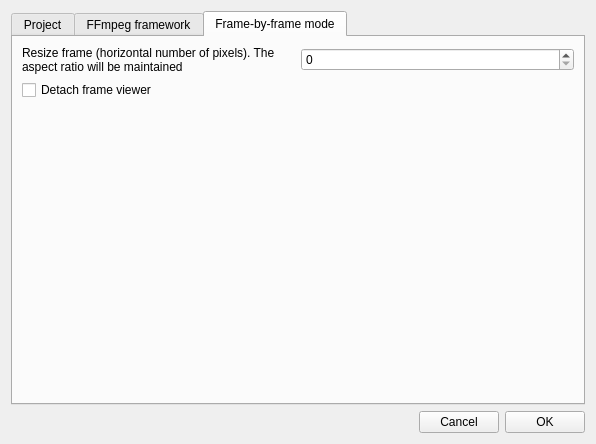
Qt form preferences.ui (olivierfriard/BORIS) before a commit.
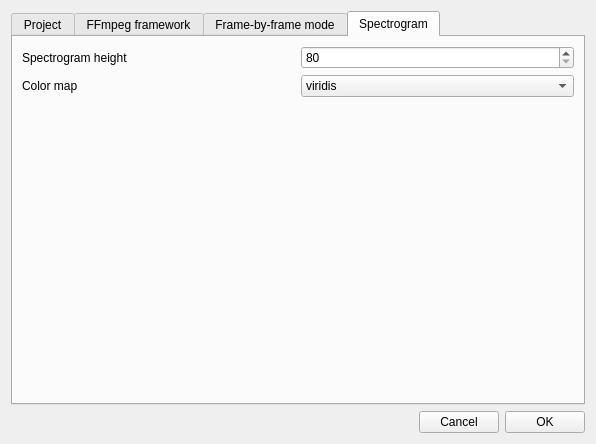
The same form after that commit.

Commit message: added 2 parameters for spectrogram visualisation

Diff of the .ui file:
```diff
--- a/preferences.ui
+++ b/preferences.ui
@@ -22,7 +22,7 @@
      <item>
       <widget class="QTabWidget" name="tabWidget">
        <property name="currentIndex">
-        <number>2</number>
+        <number>3</number>
        </property>
        <widget class="QWidget" name="tab">
         <attribute name="title">
@@ -328,6 +328,97 @@
          </item>
         </layout>
        </widget>
+       <widget class="QWidget" name="tab_4">
+        <attribute name="title">
+         <string>Spectrogram</string>
+        </attribute>
+        <layout class="QVBoxLayout" name="verticalLayout_9">
+         <item>
+          <layout class="QVBoxLayout" name="verticalLayout_8">
+           <item>
+            <layout class="QHBoxLayout" name="horizontalLayout_6">
+             <item>
+              <widget class="QLabel" name="lbspectrogram">
+               <property name="text">
+                <string>Spectrogram height</string>
+               </property>
+               <property name="wordWrap">
+                <bool>true</bool>
+               </property>
+              </widget>
+             </item>
+             <item>
+              <widget class="QSpinBox" name="sbSpectrogramHeight">
+               <property name="minimum">
+                <number>80</number>
+               </property>
+               <property name="maximum">
+                <number>400</number>
+               </property>
+               <property name="singleStep">
+                <number>80</number>
+               </property>
+              </widget>
+             </item>
+            </layout>
+           </item>
+           <item>
+            <layout class="QHBoxLayout" name="horizontalLayout_7">
+             <item>
+              <widget class="QLabel" name="label_7">
+               <property name="text">
+                <string>Color map</string>
+               </property>
+              </widget>
+             </item>
+             <item>
+              <widget class="QComboBox" name="cbSpectrogramColorMap">
+               <item>
+                <property name="text">
+                 <string>viridis</string>
+                </property>
+               </item>
+               <item>
+                <property name="text">
+                 <string>inferno</string>
+                </property>
+               </item>
+               <item>
+                <property name="text">
+                 <string>plasma</string>
+                </property>
+               </item>
+               <item>
+                <property name="text">
+                 <string>magma</string>
+                </property>
+               </item>
+               <item>
+                <property name="text">
+                 <string>gray</string>
+                </property>
+               </item>
+              </widget>
+             </item>
+            </layout>
+           </item>
+           <item>
+            <spacer name="verticalSpacer_3">
+             <property name="orientation">
+              <enum>Qt::Vertical</enum>
+             </property>
+             <property name="sizeHint" stdset="0">
+              <size>
+               <width>20</width>
+               <height>40</height>
+              </size>
+             </property>
+            </spacer>
+           </item>
+          </layout>
+         </item>
+        </layout>
+       </widget>
       </widget>
      </item>
      <item>
```
The commit also changes 10 other files.
